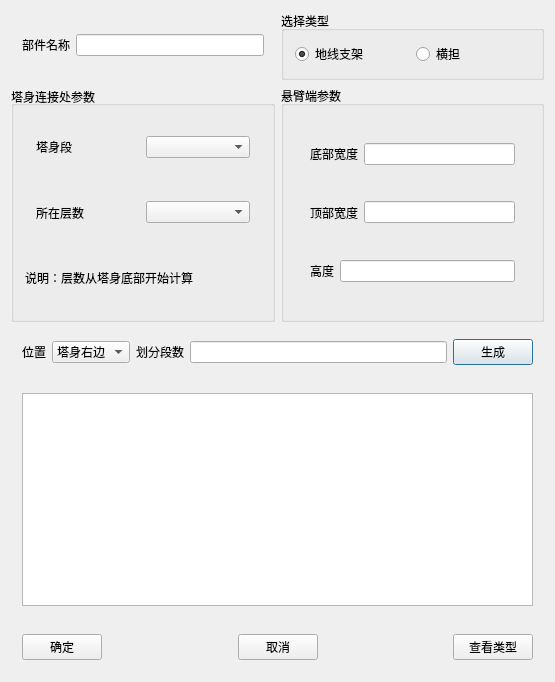
Qt form TW/T_CrossArm.ui (Shixuku/Tower-Visual) before a commit.
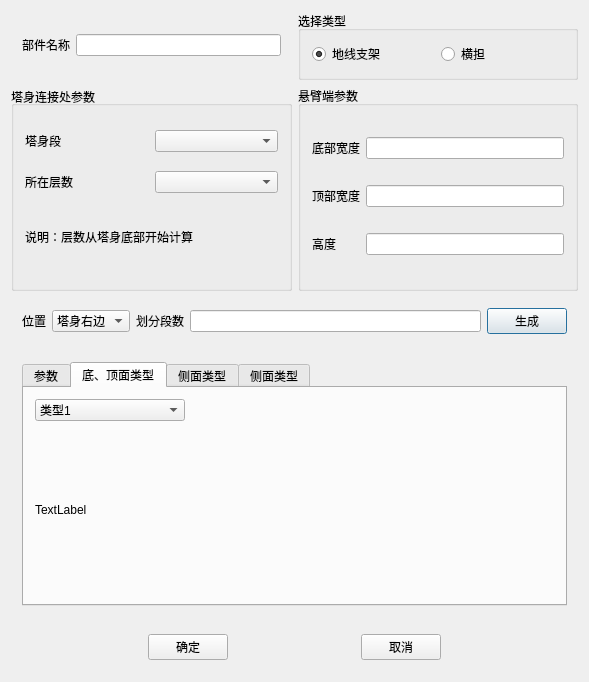
The same form after that commit. The open tabs and pages were chosen to show the change.

Commit message: 对塔身塔头界面进行了修改

Patch:
```diff
--- a/TW/T_CrossArm.ui
+++ b/TW/T_CrossArm.ui
@@ -6,14 +6,14 @@
    <rect>
     <x>0</x>
     <y>0</y>
-    <width>555</width>
+    <width>589</width>
     <height>682</height>
    </rect>
   </property>
   <property name="windowTitle">
    <string>生成塔头部件</string>
   </property>
-  <layout class="QGridLayout" name="gridLayout_2" rowstretch="1,0,0,0,0,0,0,0">
+  <layout class="QGridLayout" name="gridLayout_2" rowstretch="1,0,0,0,0,0,0,0,0">
    <item row="0" column="1">
     <widget class="QGroupBox" name="groupBox_3">
      <property name="title">
@@ -40,177 +40,162 @@
      </layout>
     </widget>
    </item>
-   <item row="1" column="1">
-    <widget class="QGroupBox" name="groupBox_2">
-     <property name="title">
-      <string>悬臂端参数</string>
-     </property>
-     <layout class="QVBoxLayout" name="verticalLayout">
-      <item>
-       <widget class="QStackedWidget" name="stackedWidget">
-        <property name="lineWidth">
-         <number>1</number>
-        </property>
-        <property name="currentIndex">
-         <number>0</number>
-        </property>
-        <widget class="QWidget" name="page">
-         <layout class="QHBoxLayout" name="horizontalLayout">
-          <item>
-           <widget class="QWidget" name="widget_11" native="true">
-            <layout class="QHBoxLayout" name="horizontalLayout_15">
-             <property name="leftMargin">
-              <number>4</number>
-             </property>
-             <property name="topMargin">
-              <number>4</number>
-             </property>
-             <property name="rightMargin">
-              <number>4</number>
-             </property>
-             <property name="bottomMargin">
-              <number>4</number>
-             </property>
-             <item>
-              <widget class="QLabel" name="label_12">
-               <property name="text">
-                <string>宽度</string>
-               </property>
-              </widget>
-             </item>
-             <item>
-              <widget class="QLineEdit" name="line_c1W0"/>
-             </item>
-            </layout>
-           </widget>
-          </item>
-         </layout>
-        </widget>
-        <widget class="QWidget" name="page_2">
-         <layout class="QVBoxLayout" name="verticalLayout_2">
-          <item>
-           <widget class="QWidget" name="widget_8" native="true">
-            <layout class="QHBoxLayout" name="horizontalLayout_10">
-             <property name="leftMargin">
-              <number>4</number>
-             </property>
-             <property name="topMargin">
-              <number>4</number>
-             </property>
-             <property name="rightMargin">
-              <number>4</number>
-             </property>
-             <property name="bottomMargin">
-              <number>4</number>
-             </property>
-             <item>
-              <widget class="QLabel" name="label_9">
-               <property name="text">
-                <string>底部宽度</string>
-               </property>
-              </widget>
-             </item>
-             <item>
-              <widget class="QLineEdit" name="line_c2W0"/>
-             </item>
-            </layout>
-           </widget>
-          </item>
-          <item>
-           <widget class="QWidget" name="widget_10" native="true">
-            <layout class="QHBoxLayout" name="horizontalLayout_12">
-             <property name="leftMargin">
-              <number>4</number>
-             </property>
-             <property name="topMargin">
-              <number>4</number>
-             </property>
-             <property name="rightMargin">
-              <number>4</number>
-             </property>
-             <property name="bottomMargin">
-              <number>4</number>
-             </property>
-             <item>
-              <widget class="QLabel" name="label_11">
-               <property name="text">
-                <string>顶部宽度</string>
-               </property>
-              </widget>
-             </item>
-             <item>
-              <widget class="QLineEdit" name="line_c2Wn"/>
-             </item>
-            </layout>
-           </widget>
-          </item>
-          <item>
-           <widget class="QWidget" name="widget_13" native="true">
-            <layout class="QHBoxLayout" name="horizontalLayout_13">
-             <property name="leftMargin">
-              <number>4</number>
-             </property>
-             <property name="topMargin">
-              <number>4</number>
-             </property>
-             <property name="rightMargin">
-              <number>4</number>
-             </property>
-             <property name="bottomMargin">
-              <number>4</number>
-             </property>
-             <item>
-              <widget class="QLabel" name="label_13">
-               <property name="text">
-                <string>高度</string>
-               </property>
-              </widget>
-             </item>
-             <item>
-              <widget class="QLineEdit" name="line_c2H"/>
-             </item>
-            </layout>
-           </widget>
-          </item>
-         </layout>
-        </widget>
-       </widget>
-      </item>
-     </layout>
-    </widget>
-   </item>
-   <item row="0" column="0">
-    <widget class="QWidget" name="widget_2" native="true">
-     <property name="maximumSize">
-      <size>
-       <width>1000000</width>
-       <height>60</height>
-      </size>
-     </property>
-     <layout class="QHBoxLayout" name="horizontalLayout_2">
-      <item>
-       <widget class="QLabel" name="label_6">
-        <property name="text">
-         <string>部件名称</string>
-        </property>
-       </widget>
-      </item>
-      <item>
-       <widget class="QLineEdit" name="part_name"/>
-      </item>
-     </layout>
-    </widget>
-   </item>
-   <item row="6" column="0" colspan="2">
+   <item row="7" column="0" colspan="2">
     <widget class="QWidget" name="widget_9" native="true">
      <layout class="QHBoxLayout" name="horizontalLayout_7">
       <item>
-       <widget class="QTableWidget" name="tableWidget"/>
+       <widget class="QTabWidget" name="tabWidget">
+        <property name="currentIndex">
+         <number>0</number>
+        </property>
+        <widget class="QWidget" name="widget">
+         <attribute name="title">
+          <string>参数</string>
+         </attribute>
+         <layout class="QHBoxLayout" name="horizontalLayout_4">
+          <item>
+           <widget class="QTableWidget" name="tableWidget"/>
+          </item>
+         </layout>
+        </widget>
+        <widget class="QWidget" name="tab_2">
+         <attribute name="title">
+          <string>底、顶面类型</string>
+         </attribute>
+         <layout class="QVBoxLayout" name="verticalLayout_2">
+          <item>
+           <widget class="QComboBox" name="comboBox">
+            <property name="maximumSize">
+             <size>
+              <width>150</width>
+              <height>16777215</height>
+             </size>
+            </property>
+            <item>
+             <property name="text">
+              <string>类型1</string>
+             </property>
+            </item>
+            <item>
+             <property name="text">
+              <string>类型2</string>
+             </property>
+            </item>
+            <item>
+             <property name="text">
+              <string>类型3</string>
+             </property>
+            </item>
+            <item>
+             <property name="text">
+              <string>类型4</string>
+             </property>
+            </item>
+           </widget>
+          </item>
+          <item>
+           <widget class="QLabel" name="label_4">
+            <property name="text">
+             <string>TextLabel</string>
+            </property>
+           </widget>
+          </item>
+         </layout>
+        </widget>
+        <widget class="QWidget" name="tab">
+         <attribute name="title">
+          <string>侧面类型</string>
+         </attribute>
+         <layout class="QVBoxLayout" name="verticalLayout_3">
+          <item>
+           <widget class="QComboBox" name="comboBox_2">
+            <property name="maximumSize">
+             <size>
+              <width>150</width>
+              <height>16777215</height>
+             </size>
+            </property>
+            <item>
+             <property name="text">
+              <string>类型1</string>
+             </property>
+            </item>
+            <item>
+             <property name="text">
+              <string>类型2</string>
+             </property>
+            </item>
+            <item>
+             <property name="text">
+              <string>类型3</string>
+             </property>
+            </item>
+           </widget>
+          </item>
+          <item>
+           <widget class="QLabel" name="label_5">
+            <property name="text">
+             <string>TextLabel</string>
+            </property>
+           </widget>
+          </item>
+         </layout>
+        </widget>
+        <widget class="QWidget" name="tab_3">
+         <attribute name="title">
+          <string>侧面类型</string>
+         </attribute>
+         <layout class="QVBoxLayout" name="verticalLayout_4">
+          <item>
+           <widget class="QComboBox" name="comboBox_3">
+            <property name="maximumSize">
+             <size>
+              <width>150</width>
+              <height>16777215</height>
+             </size>
+            </property>
+            <item>
+             <property name="text">
+              <string>类型1</string>
+             </property>
+            </item>
+            <item>
+             <property name="text">
+              <string>类型2</string>
+             </property>
+            </item>
+            <item>
+             <property name="text">
+              <string>类型3</string>
+             </property>
+            </item>
+            <item>
+             <property name="text">
+              <string>类型4</string>
+             </property>
+            </item>
+            <item>
+             <property name="text">
+              <string>类型5</string>
+             </property>
+            </item>
+           </widget>
+          </item>
+          <item>
+           <widget class="QLabel" name="label_10">
+            <property name="text">
+             <string>TextLabel</string>
+            </property>
+           </widget>
+          </item>
+         </layout>
+        </widget>
+       </widget>
       </item>
      </layout>
     </widget>
    </item>
-   <item row="5" column="0" colspan="2">
+   <item row="5" column="0" rowspan="2" colspan="2">
     <widget class="QWidget" name="widget_7" native="true">
      <layout class="QHBoxLayout" name="horizontalLayout_8">
       <item>
@@ -259,9 +244,44 @@
      </layout>
     </widget>
    </item>
-   <item row="7" column="0" colspan="2">
+   <item row="0" column="0">
+    <widget class="QWidget" name="widget_2" native="true">
+     <property name="maximumSize">
+      <size>
+       <width>1000000</width>
+       <height>60</height>
+      </size>
+     </property>
+     <layout class="QHBoxLayout" name="horizontalLayout_2">
+      <item>
+       <widget class="QLabel" name="label_6">
+        <property name="text">
+         <string>部件名称</string>
+        </property>
+       </widget>
+      </item>
+      <item>
+       <widget class="QLineEdit" name="part_name"/>
+      </item>
+     </layout>
+    </widget>
+   </item>
+   <item row="8" column="0" colspan="2">
     <widget class="QWidget" name="widget_12" native="true">
      <layout class="QHBoxLayout" name="horizontalLayout_14">
+      <item>
+       <spacer name="horizontalSpacer_3">
+        <property name="orientation">
+         <enum>Qt::Horizontal</enum>
+        </property>
+        <property name="sizeHint" stdset="0">
+         <size>
+          <width>40</width>
+          <height>20</height>
+         </size>
+        </property>
+       </spacer>
+      </item>
       <item>
        <widget class="QPushButton" name="btn_ok">
         <property name="text">
@@ -302,13 +322,6 @@
         </property>
        </spacer>
       </item>
-      <item>
-       <widget class="QPushButton" name="btn_look">
-        <property name="text">
-         <string>查看类型</string>
-        </property>
-       </widget>
-      </item>
      </layout>
     </widget>
    </item>
@@ -320,44 +333,117 @@
      <property name="alignment">
       <set>Qt::AlignLeading|Qt::AlignLeft|Qt::AlignVCenter</set>
      </property>
-     <layout class="QVBoxLayout" name="verticalLayout_3">
-      <item>
-       <widget class="QWidget" name="widget" native="true">
-        <layout class="QHBoxLayout" name="horizontalLayout_4">
-         <item>
-          <widget class="QLabel" name="label_2">
-           <property name="text">
-            <string>塔身段</string>
-           </property>
-          </widget>
-         </item>
-         <item>
-          <widget class="QComboBox" name="combo_body"/>
-         </item>
-        </layout>
-       </widget>
-      </item>
-      <item>
-       <widget class="QWidget" name="widget_3" native="true">
-        <layout class="QHBoxLayout" name="horizontalLayout_5">
-         <item>
-          <widget class="QLabel" name="label">
-           <property name="text">
-            <string>所在层数</string>
-           </property>
-          </widget>
-         </item>
-         <item>
-          <widget class="QComboBox" name="combo_Tier"/>
-         </item>
-        </layout>
-       </widget>
-      </item>
-      <item>
+     <layout class="QGridLayout" name="gridLayout">
+      <item row="4" column="0" colspan="2">
        <widget class="QLabel" name="label_3">
+        <property name="maximumSize">
+         <size>
+          <width>16777215</width>
+          <height>50</height>
+         </size>
+        </property>
         <property name="text">
          <string>说明：层数从塔身底部开始计算</string>
         </property>
+       </widget>
+      </item>
+      <item row="1" column="1">
+       <widget class="QComboBox" name="combo_body"/>
+      </item>
+      <item row="1" column="0">
+       <widget class="QLabel" name="label_2">
+        <property name="text">
+         <string>塔身段</string>
+        </property>
+       </widget>
+      </item>
+      <item row="2" column="0">
+       <widget class="QLabel" name="label">
+        <property name="text">
+         <string>所在层数</string>
+        </property>
+       </widget>
+      </item>
+      <item row="2" column="1">
+       <widget class="QComboBox" name="combo_Tier"/>
+      </item>
+     </layout>
+    </widget>
+   </item>
+   <item row="1" column="1">
+    <widget class="QGroupBox" name="groupBox_2">
+     <property name="title">
+      <string>悬臂端参数</string>
+     </property>
+     <layout class="QVBoxLayout" name="verticalLayout">
+      <property name="leftMargin">
+       <number>0</number>
+      </property>
+      <property name="topMargin">
+       <number>0</number>
+      </property>
+      <property name="rightMargin">
+       <number>0</number>
+      </property>
+      <property name="bottomMargin">
+       <number>0</number>
+      </property>
+      <item>
+       <widget class="QStackedWidget" name="stackedWidget">
+        <property name="lineWidth">
+         <number>1</number>
+        </property>
+        <property name="currentIndex">
+         <number>1</number>
+        </property>
+        <widget class="QWidget" name="page">
+         <layout class="QHBoxLayout" name="horizontalLayout">
+          <item>
+           <widget class="QLabel" name="label_12">
+            <property name="text">
+             <string>宽度</string>
+            </property>
+           </widget>
+          </item>
+          <item>
+           <widget class="QLineEdit" name="line_c1W0"/>
+          </item>
+         </layout>
+        </widget>
+        <widget class="QWidget" name="page_2">
+         <layout class="QGridLayout" name="gridLayout_3">
+          <item row="0" column="2">
+           <widget class="QLineEdit" name="line_c2W0"/>
+          </item>
+          <item row="2" column="0">
+           <widget class="QLabel" name="label_11">
+            <property name="text">
+             <string>顶部宽度</string>
+            </property>
+           </widget>
+          </item>
+          <item row="2" column="2">
+           <widget class="QLineEdit" name="line_c2Wn"/>
+          </item>
+          <item row="3" column="0">
+           <widget class="QLabel" name="label_13">
+            <property name="text">
+             <string>高度</string>
+            </property>
+           </widget>
+          </item>
+          <item row="3" column="2">
+           <widget class="QLineEdit" name="line_c2H"/>
+          </item>
+          <item row="0" column="0">
+           <widget class="QLabel" name="label_9">
+            <property name="text">
+             <string>底部宽度</string>
+            </property>
+           </widget>
+          </item>
+         </layout>
+        </widget>
        </widget>
       </item>
      </layout>
```
The commit also changes 3 other files.
